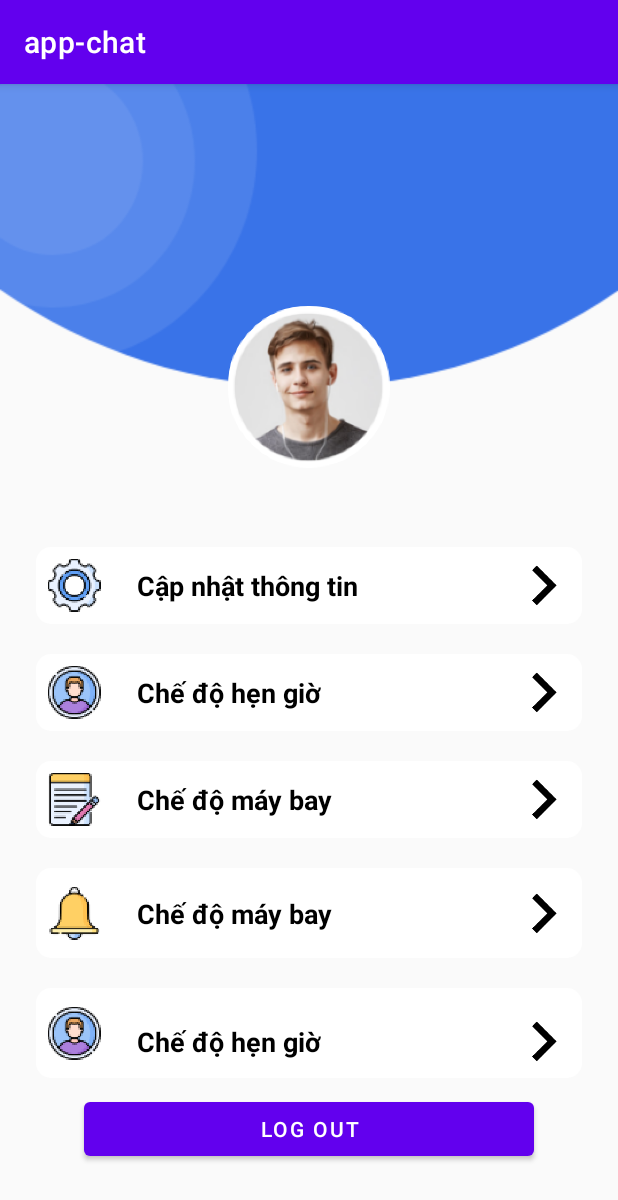
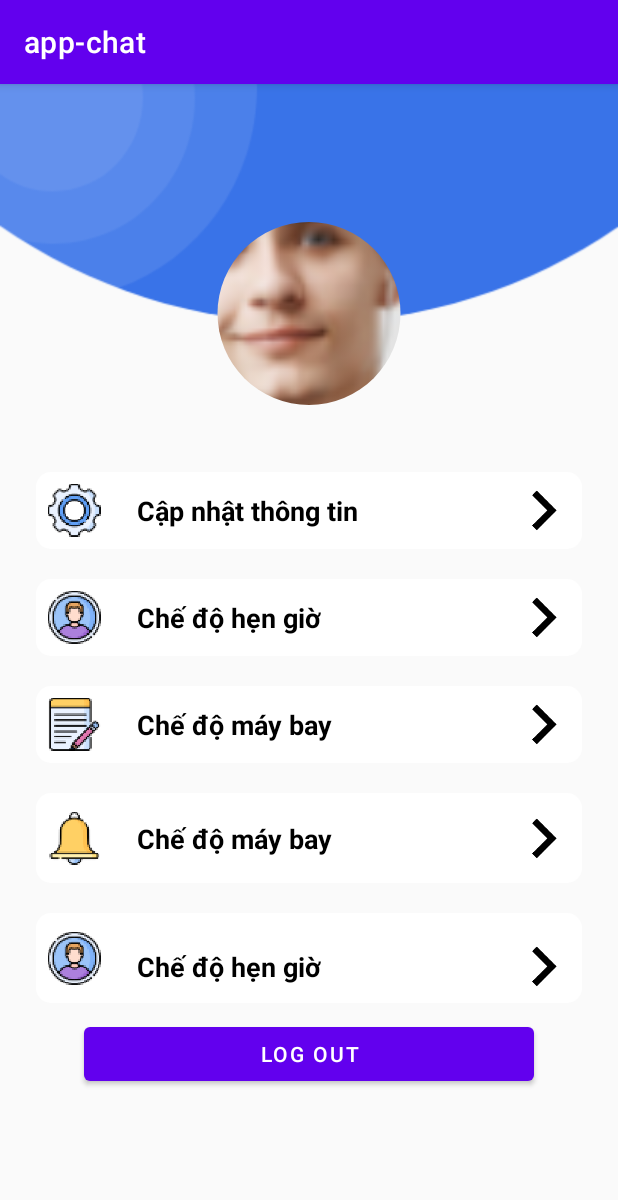
Before and after one commit to nhom7bkap/app-chat, an Android app: the SettingActivity screen opened directly, with no data from a screen before it, on a phone screen of 412 x 824 dp. Shown: the top 1200 px of the screen. Run offline under Robolectric (Android 15) with nearby library versions, the light colour scheme and no system bars; our stand-ins replace CircleImageView, Firebase (no records; nobody signed in at launch, a user with empty details on screens opened directly); pictures from the network do not load.

Commit message:
Update EditProfile

```diff
--- a/app/build.gradle
+++ b/app/build.gradle
@@ -71,6 +71,9 @@ dependencies {
     implementation platform('com.google.firebase:firebase-bom:30.3.1')
     implementation 'com.google.firebase:firebase-storage'
     implementation 'com.squareup.picasso:picasso:2.71828'
+    implementation 'de.hdodenhof:circleimageview:3.1.0'
+    implementation 'com.github.bumptech.glide:glide:4.12.0'
+    implementation 'com.google.android.gms:play-services-location:18.0.0'
 
 
 }
--- a/app/src/main/java/com/team7/app_chat/SettingActivity.java
+++ b/app/src/main/java/com/team7/app_chat/SettingActivity.java
@@ -4,13 +4,20 @@ import androidx.annotation.NonNull;
 import androidx.appcompat.app.AppCompatActivity;
 
 import android.content.Intent;
+import android.graphics.Bitmap;
+import android.graphics.BitmapFactory;
+import android.net.Uri;
 import android.os.Bundle;
+import android.os.Handler;
+import android.os.Looper;
 import android.view.View;
 import android.widget.Button;
 import android.widget.ImageView;
 import android.widget.TextView;
 import android.widget.Toast;
 
+
+import com.google.android.gms.tasks.OnSuccessListener;
 import com.google.firebase.auth.FirebaseAuth;
 import com.google.firebase.auth.FirebaseUser;
 import com.google.firebase.database.DataSnapshot;
@@ -18,12 +25,20 @@ import com.google.firebase.database.DatabaseError;
 import com.google.firebase.database.DatabaseReference;
 import com.google.firebase.database.FirebaseDatabase;
 import com.google.firebase.database.ValueEventListener;
+import com.google.firebase.storage.FirebaseStorage;
+import com.google.firebase.storage.StorageReference;
 import com.team7.app_chat.models.User;
+
+import java.io.InputStream;
+import java.net.URL;
+import java.util.concurrent.ExecutorService;
+import java.util.concurrent.Executors;
 
 public class SettingActivity extends AppCompatActivity {
     private TextView textViewEmail;
+    StorageReference storageReference;
+    FirebaseAuth firebaseProfile;
 
-    private ImageView imageView;
     Button btnLogin;
 
     @Override
@@ -32,7 +47,8 @@ public class SettingActivity extends AppCompatActivity {
         setContentView(R.layout.activity_setting);
         textViewEmail = findViewById(R.id.txtEmail);
         btnLogin = findViewById(R.id.btnLogout);
-
+        firebaseProfile = FirebaseAuth.getInstance();
+        storageReference = FirebaseStorage.getInstance().getReference();
         showUserProfile();
         btnLogin.setOnClickListener(new View.OnClickListener() {
             @Override
@@ -41,6 +57,21 @@ public class SettingActivity extends AppCompatActivity {
                 Intent intent = new Intent(SettingActivity.this, SignInActivity.class);
                 startActivity(intent);
             }
+        });
+        StorageReference profileRef = storageReference.child("users").child(firebaseProfile.getCurrentUser().getUid()).child("profile.jpg");
+        profileRef.getDownloadUrl().addOnSuccessListener(uri -> {
+//                Picasso.get().load(uri).fit().centerCrop().into(profileImage);
+            Handler handler = new Handler(Looper.getMainLooper());
+            ExecutorService pool = Executors.newSingleThreadExecutor();
+            pool.execute(() -> {
+                try{
+                    InputStream url = new URL(uri.toString()).openStream();
+                    Bitmap bitmap = BitmapFactory.decodeStream(url);
+                    handler.post(() -> ((ImageView) findViewById(R.id.imageView4)).setImageBitmap(bitmap));
+                } catch(Exception e){
+
+                }
+            });
         });
     }
 
@@ -54,6 +85,8 @@ public class SettingActivity extends AppCompatActivity {
         }
     }
 
+
+
     public void btnUD(View view) {
         Intent intent = new Intent(this, UpdateProfileActivity.class);
         startActivity(intent);
--- a/app/src/main/res/layout/activity_setting.xml
+++ b/app/src/main/res/layout/activity_setting.xml
@@ -28,20 +28,26 @@
                     android:layout_width="wrap_content"
                     android:layout_height="wrap_content"
                     android:scaleType="fitXY"
+                    app:layout_constraintBottom_toTopOf="@+id/imageView4"
                     app:layout_constraintEnd_toEndOf="parent"
+                    app:layout_constraintHorizontal_bias="0.0"
                     app:layout_constraintStart_toStartOf="parent"
                     app:layout_constraintTop_toTopOf="parent"
+                    app:layout_constraintVertical_bias="0.388"
                     app:srcCompat="@drawable/img_1" />
 
-                <ImageView
+                <de.hdodenhof.circleimageview.CircleImageView
                     android:id="@+id/imageView4"
-                    android:layout_width="wrap_content"
-                    android:layout_height="wrap_content"
-                    app:layout_constraintBottom_toBottomOf="@+id/imageView1"
+                    android:layout_width="0dp"
+                    android:layout_height="122dp"
+                    android:layout_centerVertical="true"
+                    android:layout_gravity="center"
+                    android:layout_marginTop="92dp"
+                    android:src="@mipmap/ic_profile"
                     app:layout_constraintEnd_toEndOf="parent"
+                    app:layout_constraintHorizontal_bias="0.0"
                     app:layout_constraintStart_toStartOf="parent"
-                    app:layout_constraintTop_toBottomOf="@+id/imageView1"
-                    app:srcCompat="@mipmap/ic_profile" />
+                    app:layout_constraintTop_toTopOf="parent" />
 
                 <TextView
                     android:id="@+id/txtEmail"
@@ -58,7 +64,6 @@
                     android:layout_width="match_parent"
                     android:layout_height="match_parent"
                     android:layout_marginStart="24dp"
-                    android:layout_marginTop="8dp"
                     android:layout_marginEnd="24dp"
                     android:orientation="vertical"
                     app:layout_constraintBottom_toBottomOf="parent"
@@ -97,10 +102,10 @@
 
                         <TextView
                             android:id="@+id/textView6"
-                            android:onClick="btnUD"
                             android:layout_width="wrap_content"
                             android:layout_height="wrap_content"
                             android:layout_marginStart="24dp"
+                            android:onClick="btnUD"
                             android:text="Cập nhật thông tin"
                             android:textColor="#000000"
                             android:textSize="18sp"
--- a/app/src/main/res/layout/activity_update_profile.xml
+++ b/app/src/main/res/layout/activity_update_profile.xml
@@ -18,7 +18,7 @@
             android:layout_height="180dp"
             android:background="@color/colo_GrayLight">
 
-            <ImageView
+            <de.hdodenhof.circleimageview.CircleImageView
                 android:id="@+id/profileImgView"
                 android:layout_width="match_parent"
                 android:layout_height="150dp"
```
Also changed, not shown: app/src/main/java/com/team7/app_chat/UpdateProfileActivity.java (+23 -2 lines).
